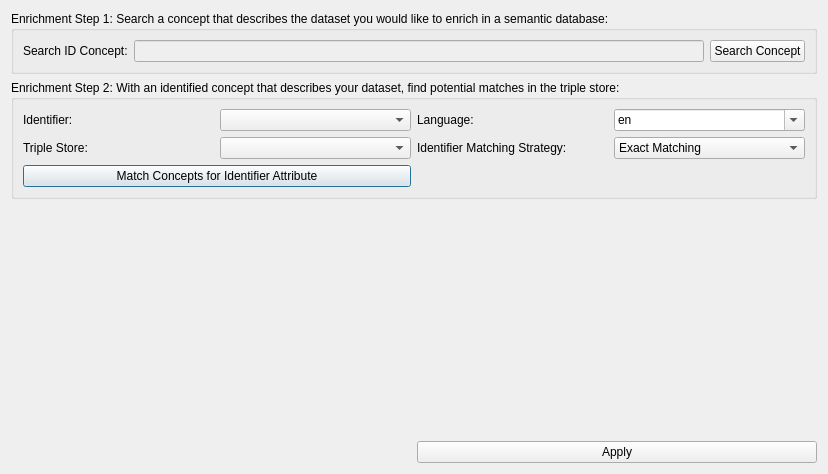
First picture: the form in dialogs/ui/whattoenrichdialog.ui, repository sparqlunicorn/sparqlunicornGoesGIS, before the edit.
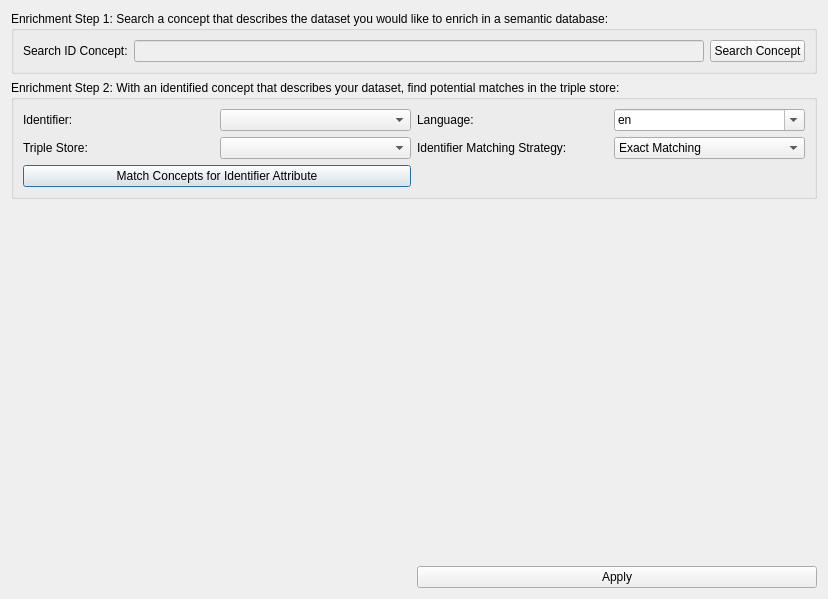
Second picture: the form after the edit. Custom widgets are drawn as their Qt base class.

Commit message: Fixes to enrichment dialog

What changed in the file:
```diff
--- a/dialogs/ui/whattoenrichdialog.ui
+++ b/dialogs/ui/whattoenrichdialog.ui
@@ -7,7 +7,7 @@
     <x>0</x>
     <y>0</y>
     <width>828</width>
-    <height>474</height>
+    <height>599</height>
    </rect>
   </property>
   <property name="windowTitle">
```
The commit also changes 2 other files.
